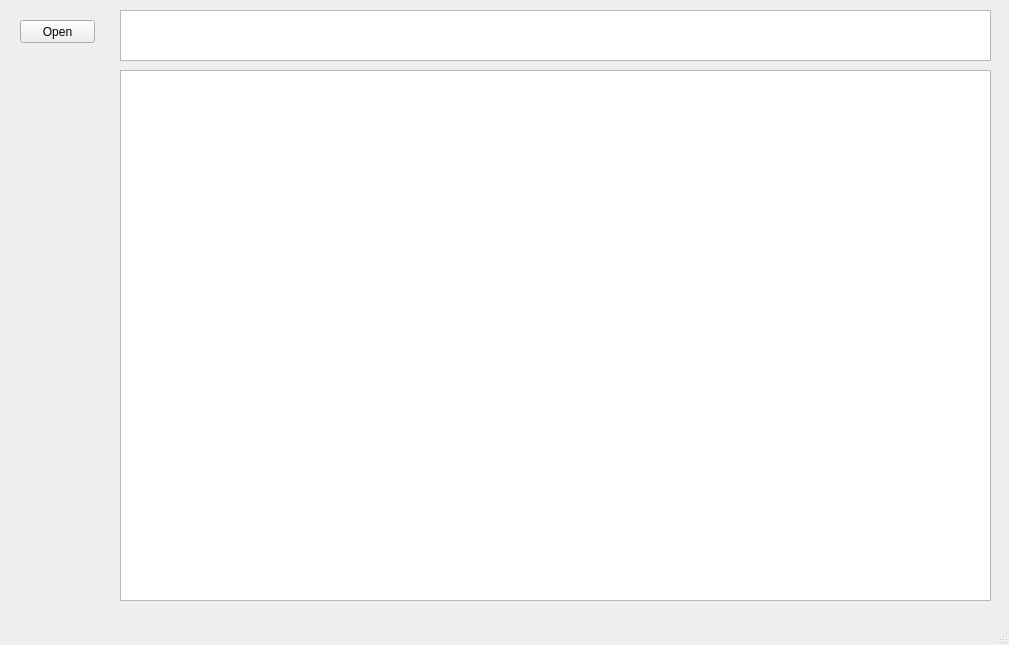
The window that Source/Views/opr.ui (CS499-RoboVac/Robovac) describes before a commit, drawn with Qt 5.
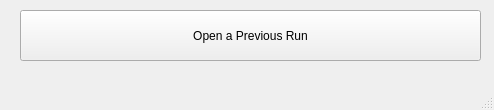
The same window after the commit.

Commit message: Actually implement the open previous runs window

Diff of the .ui file:
```diff
--- a/Source/Views/opr.ui
+++ b/Source/Views/opr.ui
@@ -6,48 +6,25 @@
    <rect>
     <x>0</x>
     <y>0</y>
-    <width>1009</width>
-    <height>645</height>
+    <width>494</width>
+    <height>110</height>
    </rect>
   </property>
   <property name="windowTitle">
    <string>MainWindow</string>
   </property>
   <widget class="QWidget" name="centralwidget">
-   <widget class="QGraphicsView" name="graphicsView">
-    <property name="geometry">
-     <rect>
-      <x>120</x>
-      <y>70</y>
-      <width>871</width>
-      <height>531</height>
-     </rect>
-    </property>
-   </widget>
    <widget class="QPushButton" name="openFileButton">
     <property name="geometry">
      <rect>
       <x>20</x>
-      <y>20</y>
-      <width>75</width>
-      <height>23</height>
-     </rect>
-    </property>
-    <property name="text">
-     <string>Open</string>
-    </property>
-   </widget>
-   <widget class="QPlainTextEdit" name="plainTextEdit">
-    <property name="geometry">
-     <rect>
-      <x>120</x>
       <y>10</y>
-      <width>871</width>
+      <width>461</width>
       <height>51</height>
      </rect>
     </property>
-    <property name="readOnly">
-     <bool>true</bool>
+    <property name="text">
+     <string>Open a Previous Run</string>
     </property>
    </widget>
   </widget>
```
Left out of the diff: 2 changed lines with no effect on the pictures. The commit also changes 6 other files.
